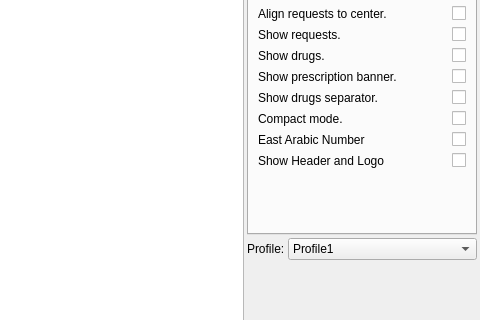
This is qtemr/printdrugs.ui in dr3mro/SmartClinic as Qt 5 draws it before an edit; both pictures show x 310 to 790 and y 241 to 561 of the 790 by 645 pixel window. The edited form follows.
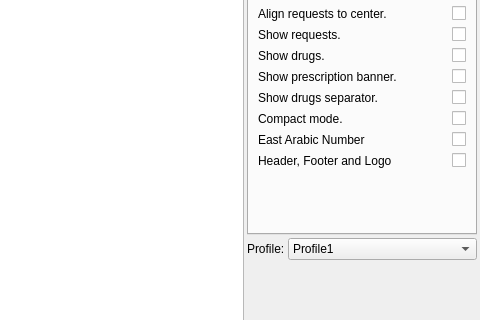
This is the edited form. Icons and pictures are not drawn. Custom widgets are drawn as their Qt base class.

What changed in the file:
```diff
--- a/qtemr/printdrugs.ui
+++ b/qtemr/printdrugs.ui
@@ -689,7 +689,7 @@
          <item>
           <widget class="QLabel" name="label_32">
            <property name="text">
-            <string>Show Header and Logo</string>
+            <string>Header, Footer and Logo</string>
            </property>
           </widget>
          </item>
```
Left out of the diff: 2 changed lines with no effect on the pictures.
